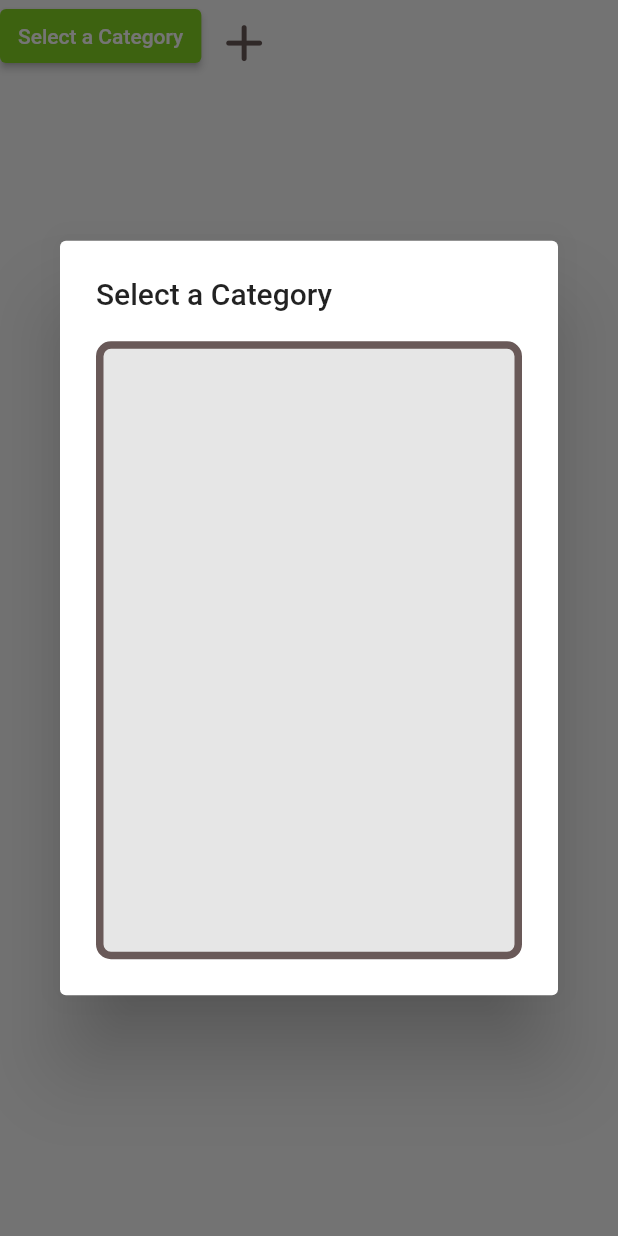
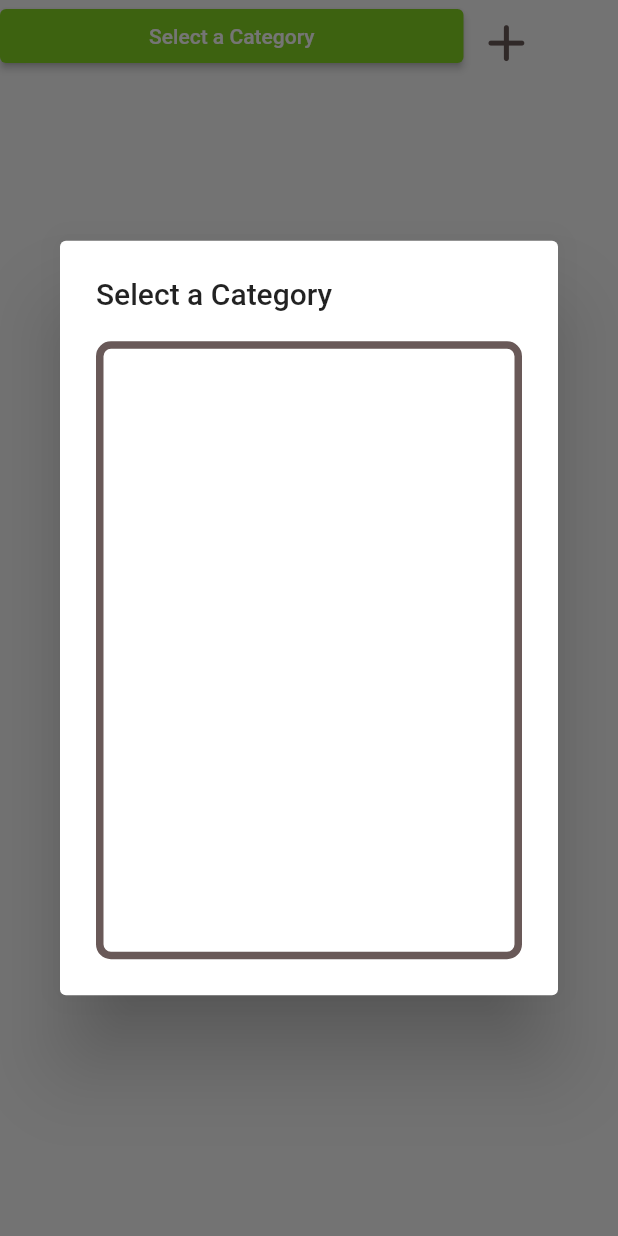
Before and after one commit to Skhoooler/villadex, a Flutter app: the CategoryInteractor widget shown alone on an empty page, opened directly, after a tap on "Select a Category", on a phone screen of 412 x 824 dp. Run offline on Flutter 3.47's test engine with Material 2 defaults, Android fonts, the light colour scheme and no system bars; our stand-ins replace fl_chart, flutter_svg, google_fonts, image_picker, marquee, sqflite and 1 more; accounts and stored records are empty.

Commit message:
Minor changes to the Category Interactor

```diff
--- a/lib/routes/properties/forms/category_interactor.dart
+++ b/lib/routes/properties/forms/category_interactor.dart
@@ -31,7 +31,9 @@ class _CategoryInteractorState extends State<CategoryInteractor> {
       crossAxisAlignment: CrossAxisAlignment.center,
       children: [
         /// Select existing Categories
-        ElevatedButton(
+        SizedBox(
+          width: MediaQuery.of(context).size.width * .75,
+          child: ElevatedButton(
             style: ElevatedButton.styleFrom(
                 primary: VilladexColors().primary,
                 padding: const EdgeInsets.symmetric(
@@ -52,7 +54,7 @@ class _CategoryInteractorState extends State<CategoryInteractor> {
                         width: MediaQuery.of(context).size.width * .75,
                         height: MediaQuery.of(context).size.height * .5,
                         decoration: BoxDecoration(
-                        color: VilladexColors().background2,
+                          //color: VilladexColors().background2,
                           border: Border.all(
                             color: VilladexColors().accent,
                             width: 5,
@@ -64,9 +66,15 @@ class _CategoryInteractorState extends State<CategoryInteractor> {
                         child: FutureBuilder<List<Category?>?>(
                           future: Category.fetchAll(),
                           builder: (context, snapshot) {
+                            // todo: Fix the bug where the ListTile does not change color on click
                             List<Widget> data = [];
 
                             if (snapshot.hasData) {
+                              // Fill out selectedState Hashmap
+                              snapshot.data?.map((category) =>
+                                  selectedState[category?.name ?? ""] = false);
+
+                              // Create a list of ListTiles from the data
                               data = snapshot.data?.map((category) {
                                     return ListTile(
                                       title: Text(category?.name ?? "Error"),
@@ -75,10 +83,8 @@ class _CategoryInteractorState extends State<CategoryInteractor> {
                                       selectedColor: VilladexTextStyles()
                                           .getTertiaryTextStyleWhite()
                                           .color,
-                                    tileColor:
-                                        selectedState[category?.name] ?? false
-                                            ? VilladexColors().primary
-                                            : VilladexColors().background2, // If it is selected, set the tile to green
+                                      selectedTileColor:
+                                          VilladexColors().primary,
                                       textColor: VilladexColors().text,
                                       selected:
                                           selectedState[category?.name] ?? false,
@@ -88,12 +94,13 @@ class _CategoryInteractorState extends State<CategoryInteractor> {
                                           // Flip the state of the list tile's selected property
                                           if (selectedState[category?.name] ==
                                               true) {
-                                          selectedState[category?.name ?? ""] =
-                                              false;
+                                            selectedState[
+                                                category?.name ?? ""] = false;
                                           } else {
-                                          selectedState[category?.name ?? ""] =
-                                              true;
+                                            selectedState[
+                                                category?.name ?? ""] = true;
                                           }
+
                                           selectedCategory =
                                               category?.name ?? "Error";
                                         });
@@ -120,6 +127,7 @@ class _CategoryInteractorState extends State<CategoryInteractor> {
                   });
             },
             child: Text(selectedCategory),
+          ),
         ),
 
         /// Add a new Category
--- a/lib/style/theme.dart
+++ b/lib/style/theme.dart
@@ -44,6 +44,9 @@ ThemeData getTheme() {
       errorStyle: TextStyle(color: VilladexColors().error),
       errorMaxLines: 2,
     ),
+
+    highlightColor: VilladexColors().primary,
+    splashColor: VilladexColors().accent,
   );
 }
 
```
Lines whose indentation alone changed are shown as unchanged.
